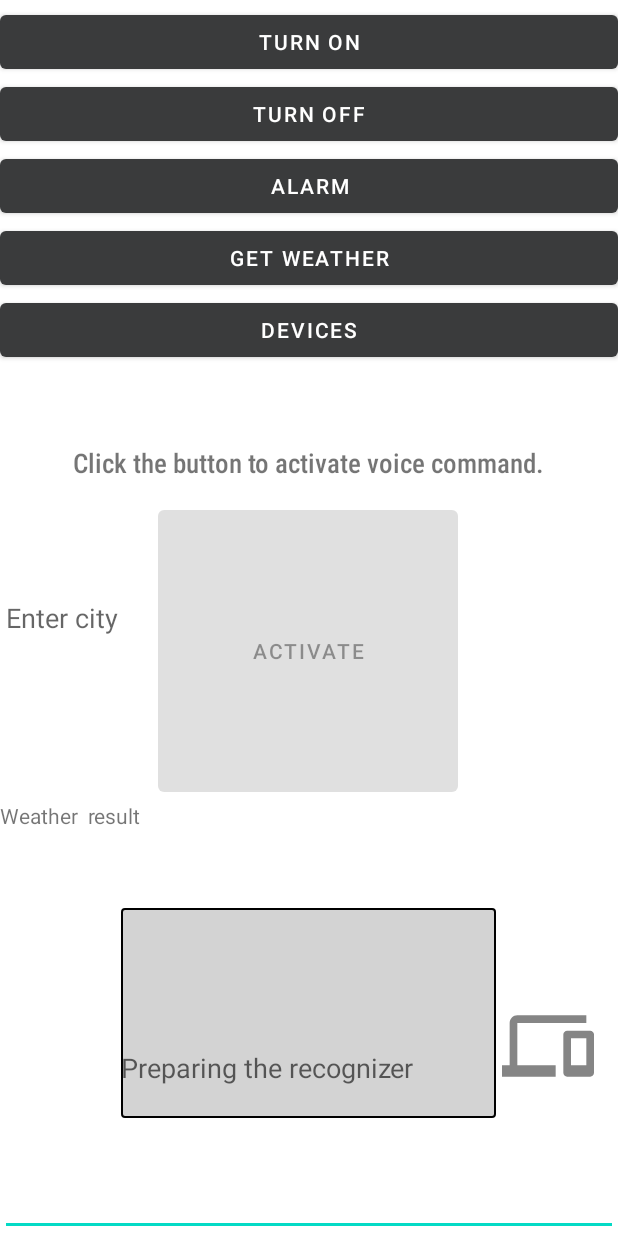
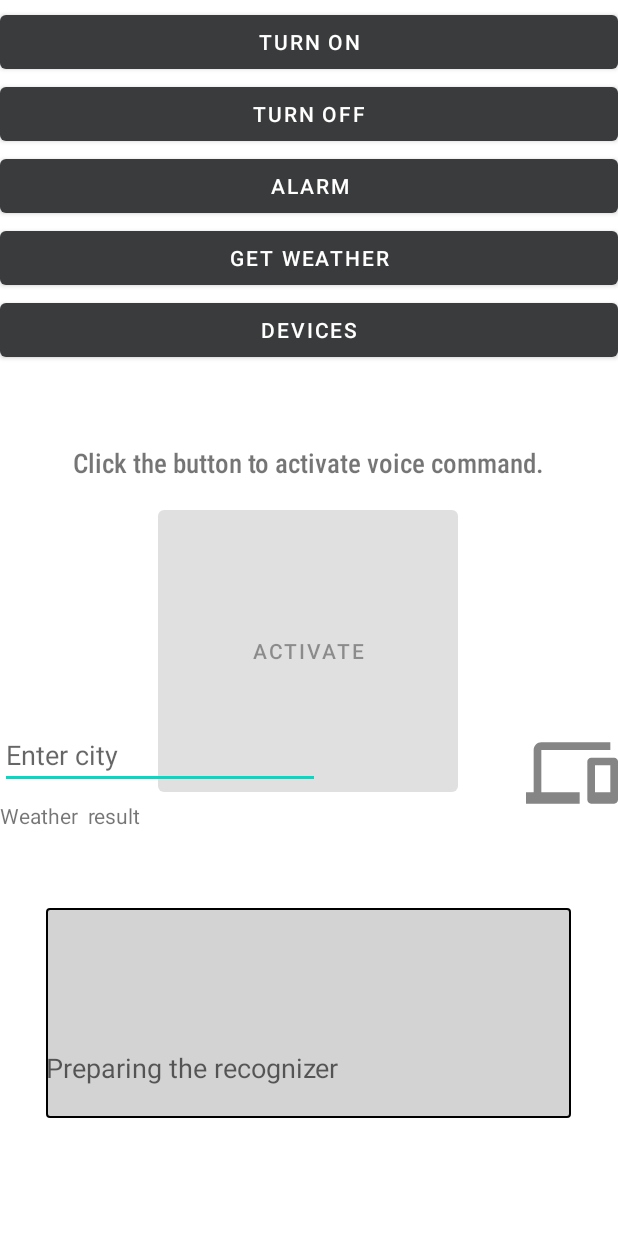
Before and after one commit to daoos/ProjectJarvis, an Android app: the screen it shows after launch (MainActivity), on a phone screen of 412 x 824 dp. Run offline under Robolectric (Android 15) with nearby library versions, the phone set to English and light mode, and no system bars; our stand-ins replace Volley; libraries missing offline, so code that uses them is left out: org.eclipse.paho, org.vosk, org.vosk.android; 3 statements that could not run were skipped.

Commit message:
small fix

```diff
--- a/app/src/main/java/com/example/projectjarvis/MainActivity.java
+++ b/app/src/main/java/com/example/projectjarvis/MainActivity.java
@@ -66,8 +66,6 @@ import java.util.regex.Pattern;
 
 public class MainActivity extends AppCompatActivity implements
         RecognitionListener {
-
-    //9225e610-2149-44b1-aee9-ca6eef3ce0c1
 
     private TextToSpeech textToSpeech;
     private MqttAndroidClient client;
@@ -152,7 +150,7 @@ public class MainActivity extends AppCompatActivity implements
         ImageButton devicesBtn = findViewById(R.id.devicesBtn); //Devices button
 
         Button devices = findViewById(R.id.devices);
-        devices.setOnClickListener(v -> publish(DEVICES_TOPIC, "deviceName, id, command"));
+        devices.setOnClickListener(v -> publish(DEVICES_TOPIC, "deviceName,id,command"));
 
         ringtone = RingtoneManager.getRingtone(getApplicationContext(), notification);
 
--- a/app/src/main/res/layout/activity_main.xml
+++ b/app/src/main/res/layout/activity_main.xml
@@ -45,7 +45,7 @@
 
     <TextView
         android:id="@+id/voiceInput"
-        android:layout_width="250dp"
+        android:layout_width="350dp"
         android:layout_height="140dp"
         android:layout_marginTop="11dp"
         android:layout_marginBottom="19dp"
@@ -63,16 +63,12 @@
         android:id="@+id/devicesBtn"
         android:layout_width="61dp"
         android:layout_height="57dp"
-        android:layout_marginStart="3dp"
-        android:layout_marginTop="68dp"
-        android:layout_marginEnd="16dp"
-        android:layout_marginBottom="32dp"
+        android:layout_marginTop="181dp"
         android:background="#00232323"
         android:scaleType="centerCrop"
-        app:layout_constraintBottom_toBottomOf="parent"
+        app:layout_constraintBottom_toTopOf="@+id/voiceInput"
         app:layout_constraintEnd_toEndOf="parent"
-        app:layout_constraintStart_toEndOf="@+id/voiceInput"
-        app:layout_constraintTop_toBottomOf="@+id/recognize_mic"
+        app:layout_constraintTop_toBottomOf="@+id/devices"
         app:srcCompat="@drawable/ic_devices"
         tools:srcCompat="@drawable/ic_devices" />
 
@@ -137,13 +133,14 @@
 
     <EditText
         android:id="@+id/cityInput"
-        android:layout_width="match_parent"
-        android:layout_height="match_parent"
+        android:layout_width="wrap_content"
+        android:layout_height="wrap_content"
+        android:layout_marginBottom="8dp"
         android:ems="10"
         android:hint="Enter city"
         android:inputType="textPersonName"
-        tools:layout_editor_absoluteX="0dp"
-        tools:layout_editor_absoluteY="52dp" />
+        app:layout_constraintBottom_toTopOf="@+id/weatherResult"
+        app:layout_constraintStart_toStartOf="parent" />
 
     <Button
         android:id="@+id/button"
```
Also changed, not shown: 2 other files.
